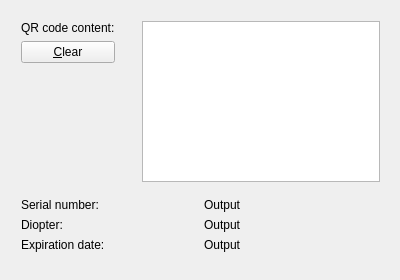
The window that qrcode-reader/QrCodeReaderWidget.ui (groovytron/cute-lenspics) describes before a commit, drawn with Qt 5.
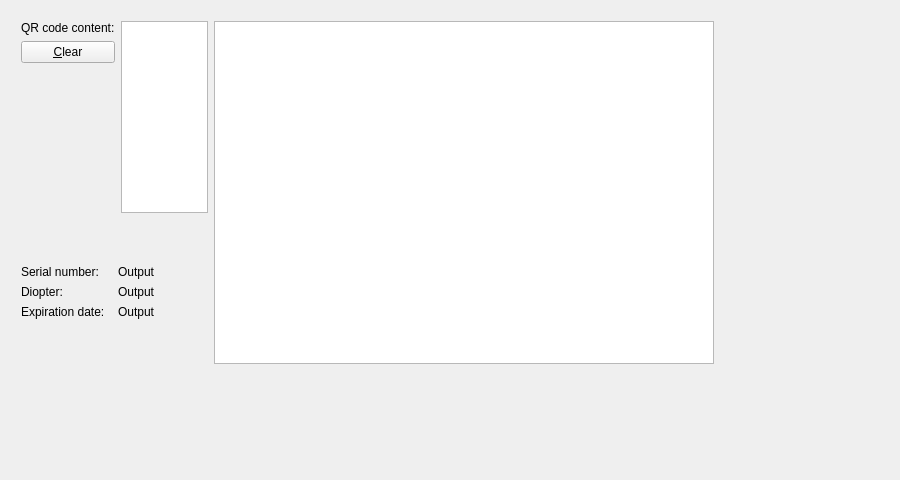
The same window after the commit.

Commit message: Added TableView to show the scanned lenses

Diff of the .ui file:
```diff
--- a/qrcode-reader/QrCodeReaderWidget.ui
+++ b/qrcode-reader/QrCodeReaderWidget.ui
@@ -6,20 +6,20 @@
    <rect>
     <x>0</x>
     <y>0</y>
-    <width>400</width>
-    <height>280</height>
+    <width>900</width>
+    <height>480</height>
    </rect>
   </property>
   <property name="minimumSize">
    <size>
-    <width>400</width>
-    <height>280</height>
+    <width>900</width>
+    <height>480</height>
    </size>
   </property>
   <property name="maximumSize">
    <size>
-    <width>400</width>
-    <height>280</height>
+    <width>900</width>
+    <height>480</height>
    </size>
   </property>
   <property name="windowTitle">
@@ -30,10 +30,12 @@
     <rect>
      <x>10</x>
      <y>10</y>
-     <width>381</width>
-     <height>262</height>
+     <width>715</width>
+     <height>365</height>
     </rect>
    </property>
+   <layout class="QHBoxLayout" name="horizontalLayout_5">
+    <item>
    <layout class="QVBoxLayout" name="verticalLayout">
     <item>
      <layout class="QHBoxLayout" name="horizontalLayout">
@@ -175,6 +177,24 @@
        </size>
       </property>
      </spacer>
+      </item>
+     </layout>
+    </item>
+    <item>
+     <widget class="QTableView" name="tableView">
+      <property name="minimumSize">
+       <size>
+        <width>500</width>
+        <height>145</height>
+       </size>
+      </property>
+      <property name="maximumSize">
+       <size>
+        <width>500</width>
+        <height>500</height>
+       </size>
+      </property>
+     </widget>
     </item>
    </layout>
   </widget>
```
Lines whose indentation alone changed are shown as unchanged. The commit also changes 7 other files.
